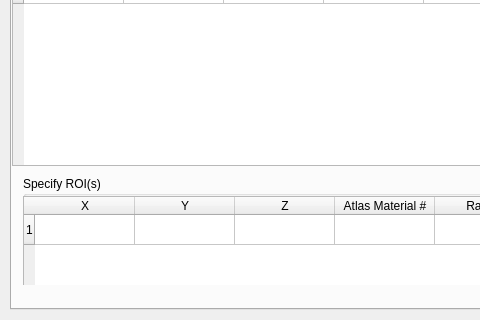
This is src/Interface/Modules/BrainStimulator/GenerateROIStatisticsDialog.ui in SCIInstitute/SCIRun as Qt 5 draws it before an edit; both pictures show x 0 to 480 and y 101 to 421 of the 573 by 421 pixel window. The edited form follows.
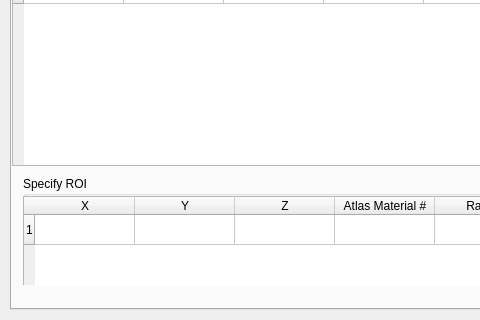
This is the edited form.

What changed in the file:
```diff
--- a/src/Interface/Modules/BrainStimulator/GenerateROIStatisticsDialog.ui
+++ b/src/Interface/Modules/BrainStimulator/GenerateROIStatisticsDialog.ui
@@ -101,7 +101,7 @@
       <item>
        <widget class="QGroupBox" name="groupBox_5">
         <property name="title">
-         <string>Specify ROI(s)</string>
+         <string>Specify ROI</string>
         </property>
         <widget class="QTableWidget" name="SpecifyROI_tabWidget">
          <property name="geometry">
```
Left out of the diff: 4 changed lines with no effect on the pictures.
